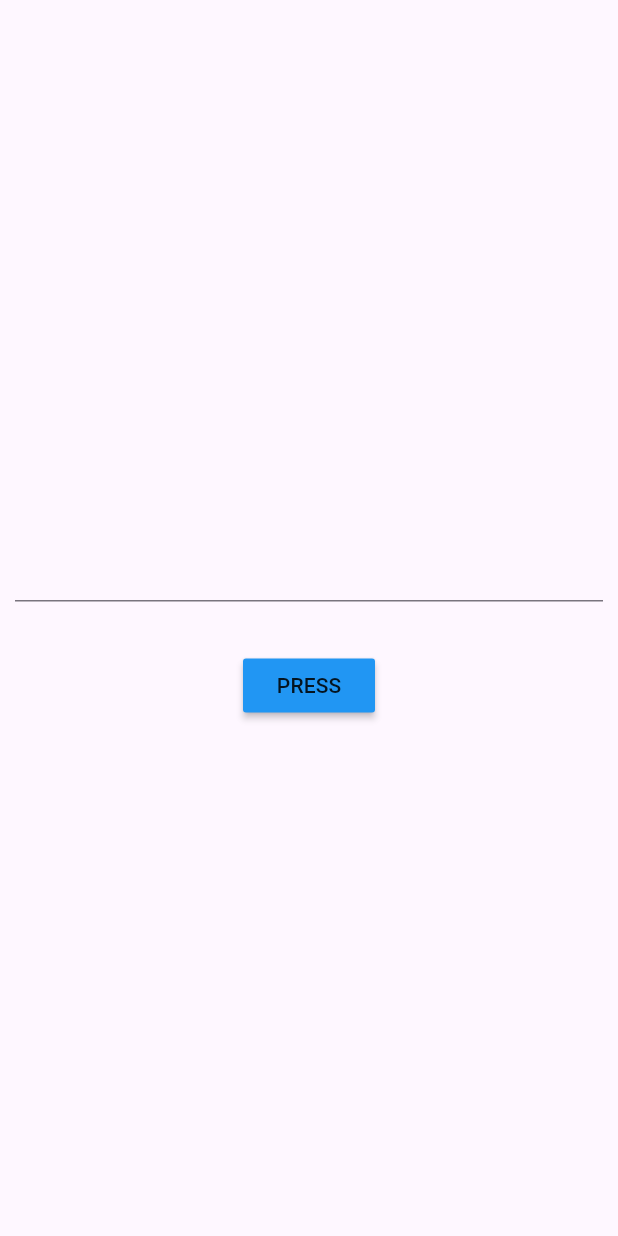
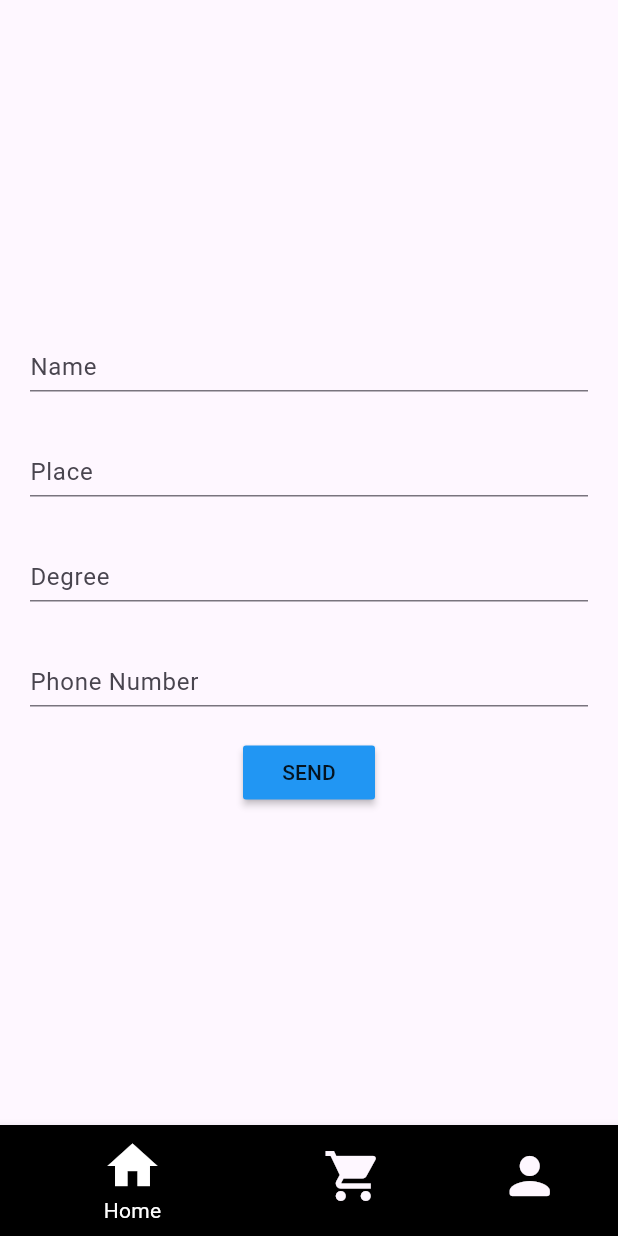
Before and after one commit to errorsproducation/Auto_Route, a Flutter app: the screen it shows after launch, on a phone screen of 412 x 824 dp. Run offline on Flutter 3.47's test engine with Material 3 defaults, Android fonts, the phone set to English and light mode, and no system bars; our stand-ins replace auto_route, dio, flutter_rating_bar, flutter_riverpod.

Commit message:
* Created the Model Class for Passing the value to next * Implement the bottom navigation for the app * Created the class for the Service to Call API Using the River_pod Future_Provider * Import the freezed and json_serializable package into this Project

```diff
--- /dev/null
+++ b/lib/Bottom_Nav.dart
@@ -0,0 +1,55 @@
+import 'package:auto_route/annotations.dart';
+import 'package:auto_route/auto_route.dart';
+import 'package:flutter/material.dart';
+import 'package:try_auto/Model/Model.dart';
+import 'package:try_auto/Route/App_Route.dart';
+import 'package:try_auto/Screens/Home_Page.dart';
+
+@RoutePage()
+class Nav extends StatelessWidget {
+  const Nav({super.key});
+
+  @override
+  Widget build(BuildContext context) {
+    return AutoTabsRouter(
+      routes: [
+        Home_Page(),
+        AllProduct_Page(),
+        Profile_Page(model: Model(' ', ' ', ' ', ' ')),
+      ],
+      builder: (context, child) {
+        final tabrouter=AutoTabsRouter.of(context);
+        return Scaffold(
+          body: child,
+          bottomNavigationBar: BottomNavigationBar(
+              items: const <BottomNavigationBarItem>[
+                BottomNavigationBarItem(
+                    icon: Icon(Icons.home),
+                    label: 'Home',
+                    backgroundColor: Colors.black,
+                ),
+                BottomNavigationBarItem(
+                  icon: Icon(Icons.shopping_cart),
+                  label: 'Product',
+                  backgroundColor: Colors.black,
+                ),
+                BottomNavigationBarItem(
+                    icon: Icon(Icons.person_rounded),
+                    label: 'profile',
+                    backgroundColor: Colors.black,
+                ),
+              ],
+              type: BottomNavigationBarType.shifting,
+              currentIndex: tabrouter.activeIndex,
+              selectedItemColor: Colors.white,
+              iconSize: 40,
+              onTap: (value) {
+                tabrouter.setActiveIndex(value);
+              },
+              elevation: 5
+          ),
+        );
+      },
+    );
+  }
+}
--- /dev/null
+++ b/lib/Model/Model.dart
@@ -0,0 +1,8 @@
+class Model{
+  String NAME=" ";
+  String PLACE=" ";
+  String DEGREE=" ";
+  String PHONE_NUMBER=" ";
+
+  Model(this.NAME, this.PLACE, this.DEGREE, this.PHONE_NUMBER);
+}
--- /dev/null
+++ b/lib/Model/Product_Model.dart
@@ -0,0 +1,10 @@
+class ProductModel{
+  String NAME=" ";
+  String PRICE=" ";
+  String DESCRIPTION=" ";
+  String RATING=" ";
+  String IMAGE_URL=" ";
+
+  ProductModel(
+      this.NAME, this.PRICE, this.DESCRIPTION, this.RATING, this.IMAGE_URL);
+}
--- a/lib/Route/App_Route.dart
+++ b/lib/Route/App_Route.dart
@@ -3,6 +3,11 @@ import 'dart:io';
 import 'package:auto_route/annotations.dart';
 import 'package:auto_route/auto_route.dart';
 import 'package:flutter/cupertino.dart';
+import 'package:try_auto/Bottom_Nav.dart';
+import 'package:try_auto/Model/Model.dart';
+import 'package:try_auto/Model/Product_Model.dart';
+import 'package:try_auto/Screens/All_Product.dart';
+import 'package:try_auto/Screens/Buy_Page.dart';
 import 'package:try_auto/Screens/Profile_Page.dart';
 
 import '../Screens/Home_Page.dart';
@@ -17,7 +22,19 @@ class AppRouter extends _$AppRouter {
   List<AutoRoute> get routes => [
     // HomeScreen is generated as HomeRoute because
     // of the replaceInRouteName property
-    AutoRoute(page: Home_Page.page,path: '/home',initial: true,),
-    AutoRoute(page: Profile_Page.page,path: '/profile',initial: false,),
+
+    AutoRoute(
+      page: Bottom_Nav.page,path: '/nav',initial: true,
+      children: [
+        AutoRoute(page: Home_Page.page),
+        AutoRoute(page: Profile_Page.page),
+        AutoRoute(page: AllProduct_Page.page),
+      ],
+    ),
+    AutoRoute(page: Buy_Page.page,path: '/buy'),
+
+
+
+
   ];
 }
--- a/lib/Screens/Home_Page.dart
+++ b/lib/Screens/Home_Page.dart
@@ -2,6 +2,7 @@
 import 'package:auto_route/annotations.dart';
 import 'package:auto_route/auto_route.dart';
 import 'package:flutter/material.dart';
+import 'package:try_auto/Model/Model.dart';
 import 'package:try_auto/Route/App_Route.dart';
 import 'package:try_auto/Screens/Profile_Page.dart';
 
@@ -9,37 +10,76 @@ import 'package:try_auto/Screens/Profile_Page.dart';
 class Home extends StatelessWidget {
 
 
-  final _controller=TextEditingController();
+  final _Name=TextEditingController();
+  final _Place=TextEditingController();
+  final _Degree=TextEditingController();
+  final _Phone=TextEditingController();
   @override
   Widget build(BuildContext context) {
     return Scaffold(
       body: Center(
-        child: InkWell(
-          onTap: () {
-
-          },
-          child: Column(
+        child:  Column(
+          crossAxisAlignment: CrossAxisAlignment.center,
           mainAxisAlignment: MainAxisAlignment.center,
-            crossAxisAlignment: CrossAxisAlignment.center,
           children: [
             Container(
               width: double.infinity,
               height: 70,
-                padding: EdgeInsets.all(10),
+              padding: EdgeInsets.all(20),
               child: TextField(
-                  controller: _controller,
+                controller: _Name,
+                decoration: InputDecoration(
+                  hintText: 'Name',
                 ),
               ),
-              SizedBox(height: 20,),
+            ),
+            Container(
+              width: double.infinity,
+              height: 70,
+              padding: EdgeInsets.all(20),
+              child: TextField(
+                controller: _Place,
+                decoration: InputDecoration(
+                  hintText: 'Place',
+                ),
+              ),
+            ),
+            Container(
+              width: double.infinity,
+              height: 70,
+              padding: EdgeInsets.all(20),
+              child: TextField(
+                controller: _Degree,
+                decoration: InputDecoration(
+                  hintText: 'Degree',
+                ),
+              ),
+            ),
+
+            Container(
+              width: double.infinity,
+              height: 70,
+              padding: EdgeInsets.all(20),
+              child: TextField(
+                controller: _Phone,
+                decoration: InputDecoration(
+                  hintText: 'Phone Number',
+                ),
+              ),
+            ),
+
             MaterialButton(
-                child: Text('PRESS'),
+              onPressed: () {
+              Model m=Model(_Name.text.toString(), _Place.text.toString(), _Degree.text.toString(), _Phone.text.toString());
+              context.router.push(Profile_Page(model: m));
+            },
             color: Colors.blue,
-                onPressed: () {
-                context.router.push(Profile_Page(message:'${_controller.text.toString()}'));
-              },
+              child: Text("SEND"),
             ),
+
           ],
-          )),),
+        ),
+      ),
     );
   }
 }
--- a/lib/main.dart
+++ b/lib/main.dart
@@ -1,8 +1,9 @@
 import 'package:flutter/material.dart';
+import 'package:flutter_riverpod/flutter_riverpod.dart';
 import 'Route/App_Route.dart';
 
 void main() {
-  runApp( MyApp()
+  runApp( ProviderScope(child: MyApp()),
   );
 }
 class MyApp extends StatefulWidget {
```
Also changed, not shown: lib/Screens/All_Product.dart (added, +302 -0 lines), lib/Screens/Buy_Page.dart (added, +45 -0 lines), lib/Screens/Profile_Page.dart (+16 -7 lines), lib/Screens/Providers/Provider.dart (added, +7 -0 lines), lib/Screens/Service/Services.dart (added, +28 -0 lines), pubspec.yaml (+7 -0 lines), lib/Model/Users_Model.dart (added), lib/Route/App_Route.gr.dart, pubspec.lock. Lines whose indentation alone changed are shown as unchanged.
